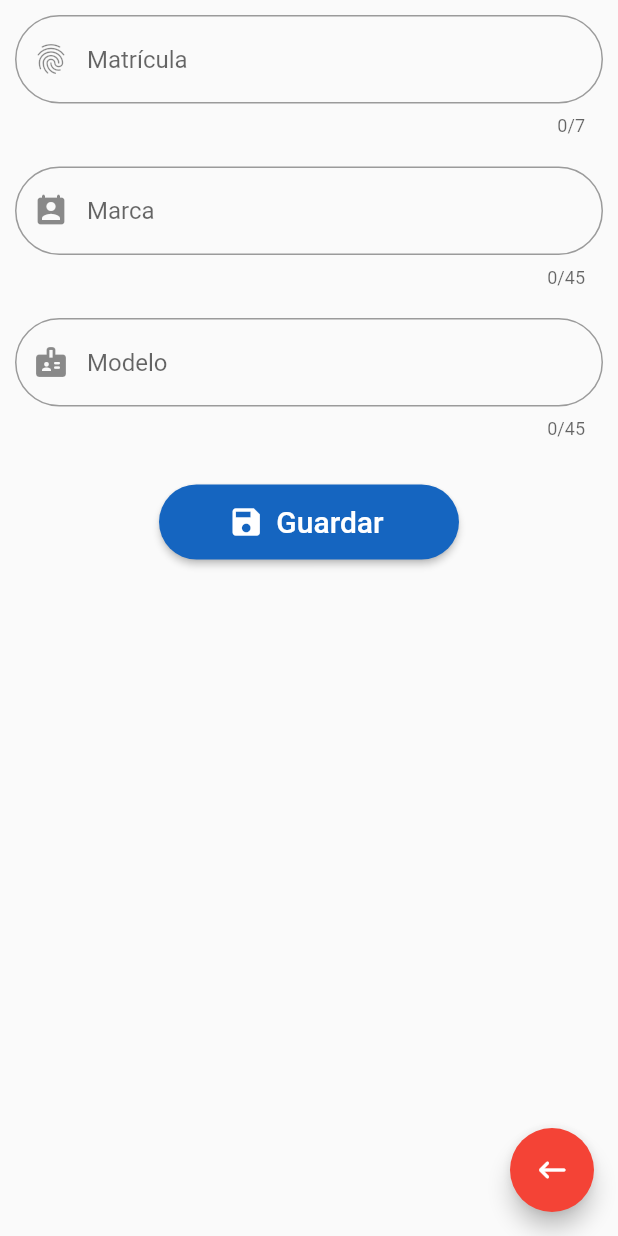
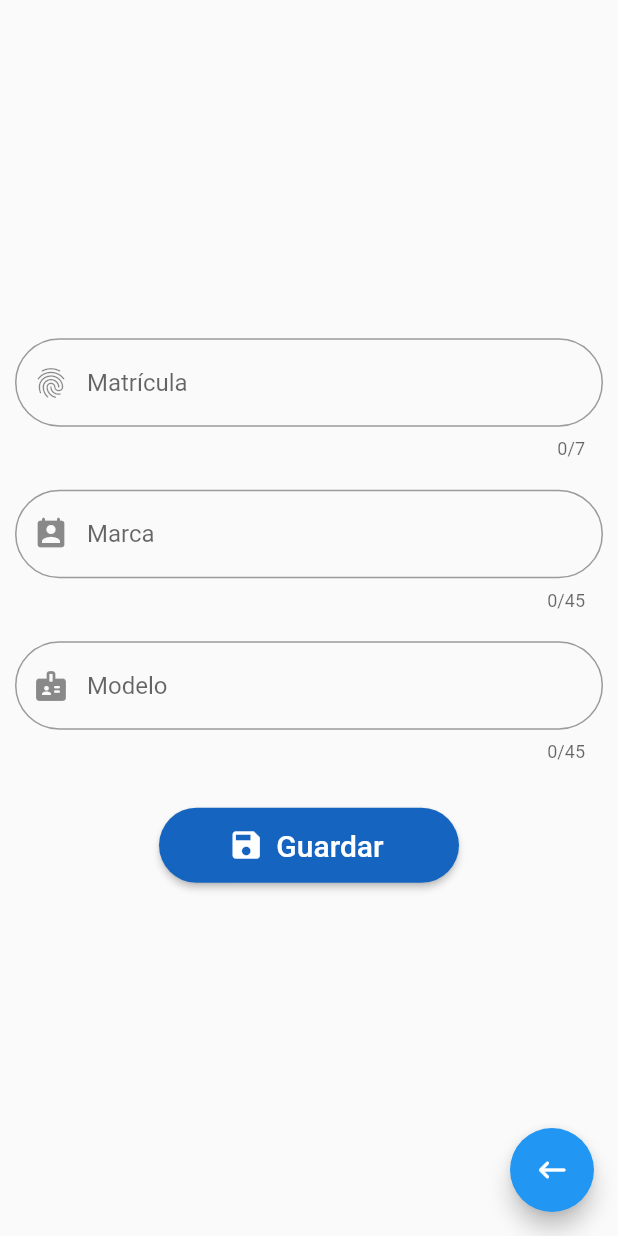
Before and after one commit to alvaromerinog/autobook, a Flutter app: the NewVehiclePage screen opened by its route, on a phone screen of 412 x 824 dp. Run offline on Flutter 3.47's test engine with Material 2 defaults, Android fonts, the phone set to English and light mode, and no system bars; our stand-ins replace flutter_spinkit; missing offline and left inert: amplify_api, amplify_auth_cognito, amplify_flutter.

```diff
--- a/lib/pages/confirmReset.dart
+++ b/lib/pages/confirmReset.dart
@@ -53,7 +53,7 @@ class _ConfirmResetState extends State<ConfirmReset> {
     return Scaffold(
       floatingActionButton: FloatingActionButton(
         child: Icon(Icons.keyboard_backspace_rounded),
-        backgroundColor: Colors.red,
+        backgroundColor: Colors.blue,
         onPressed: () {
           Navigator.pop(context);
         },
--- a/lib/pages/editMaintenance.dart
+++ b/lib/pages/editMaintenance.dart
@@ -92,7 +92,7 @@ class _EditMaintenancePageState extends State<EditMaintenancePage> {
     return Scaffold(
       floatingActionButton: FloatingActionButton(
         child: Icon(Icons.keyboard_backspace_rounded),
-        backgroundColor: Colors.red,
+        backgroundColor: Colors.blue,
         onPressed: () {
           Navigator.pop(context);
         },
@@ -161,7 +161,7 @@ class _EditMaintenancePageState extends State<EditMaintenancePage> {
                         border: OutlineInputBorder(
                             borderRadius:
                                 BorderRadius.all(Radius.circular(40))),
-                        hintText: 'Odómetro',
+                        hintText: 'Kilometraje',
                       ),
                       validator: (value) {
                         if (value != null && value.isNotEmpty) {
--- a/lib/pages/history.dart
+++ b/lib/pages/history.dart
@@ -135,9 +135,9 @@ class _HistoryState extends State<History> {
                         dateMaintenance, odometer);
                   },
                   elevation: 2.0,
-                  fillColor: Colors.blue[800],
+                  fillColor: Colors.grey[600],
                   child: Icon(
-                    Icons.edit,
+                    Icons.settings,
                     color: Colors.white,
                   ),
                   padding: EdgeInsets.all(10.0),
--- a/lib/pages/newMaintenance.dart
+++ b/lib/pages/newMaintenance.dart
@@ -60,7 +60,7 @@ class _NewMaintenancePageState extends State<NewMaintenancePage> {
     return Scaffold(
       floatingActionButton: FloatingActionButton(
         child: Icon(Icons.keyboard_backspace_rounded),
-        backgroundColor: Colors.red,
+        backgroundColor: Colors.blue,
         onPressed: () {
           Navigator.pop(context);
         },
@@ -127,7 +127,7 @@ class _NewMaintenancePageState extends State<NewMaintenancePage> {
                         border: OutlineInputBorder(
                             borderRadius:
                                 BorderRadius.all(Radius.circular(40))),
-                        hintText: 'Odómetro',
+                        hintText: 'Kilometraje',
                       ),
                       validator: (value) {
                         value = value.toString().trim();
--- a/lib/pages/newVehicle.dart
+++ b/lib/pages/newVehicle.dart
@@ -45,7 +45,7 @@ class _NewVehiclePageState extends State<NewVehiclePage> {
     return Scaffold(
       floatingActionButton: FloatingActionButton(
         child: Icon(Icons.keyboard_backspace_rounded),
-        backgroundColor: Colors.red,
+        backgroundColor: Colors.blue,
         onPressed: () {
           Navigator.pop(context);
         },
@@ -53,10 +53,10 @@ class _NewVehiclePageState extends State<NewVehiclePage> {
       body: SafeArea(
         child: Form(
           key: _formKey,
-          child: ListView(
-            physics: const AlwaysScrollableScrollPhysics(),
-            children: [
-              Column(
+          child: Center(
+            child: SingleChildScrollView(
+              physics: const AlwaysScrollableScrollPhysics(),
+              child: Column(
                 crossAxisAlignment: CrossAxisAlignment.center,
                 mainAxisAlignment: MainAxisAlignment.center,
                 children: [
@@ -152,7 +152,7 @@ class _NewVehiclePageState extends State<NewVehiclePage> {
                   ),
                 ],
               ),
-            ],
+            ),
           ),
         ),
       ),
--- a/lib/pages/recoverPassword.dart
+++ b/lib/pages/recoverPassword.dart
@@ -55,7 +55,7 @@ class _RecoverPasswordState extends State<RecoverPassword> {
     return Scaffold(
       floatingActionButton: FloatingActionButton(
         child: Icon(Icons.keyboard_backspace_rounded),
-        backgroundColor: Colors.red,
+        backgroundColor: Colors.blue,
         onPressed: () {
           Navigator.pop(context);
         },
--- a/lib/pages/register.dart
+++ b/lib/pages/register.dart
@@ -59,7 +59,7 @@ class _RegisterState extends State<Register> {
     return Scaffold(
       floatingActionButton: FloatingActionButton(
         child: Icon(Icons.keyboard_backspace_rounded),
-        backgroundColor: Colors.red,
+        backgroundColor: Colors.blue,
         onPressed: () {
           Navigator.pop(context);
         },
--- a/lib/pages/registerConfirm.dart
+++ b/lib/pages/registerConfirm.dart
@@ -72,7 +72,7 @@ class _RegisterConfirmState extends State<RegisterConfirm> {
     return Scaffold(
       floatingActionButton: FloatingActionButton(
         child: Icon(Icons.keyboard_backspace_rounded),
-        backgroundColor: Colors.red,
+        backgroundColor: Colors.blue,
         onPressed: () {
           Navigator.pop(context);
         },
```
Also changed, not shown: lib/pages/editVehicle.dart (+8 -5 lines), lib/pages/vehicles.dart (+5 -4 lines).
